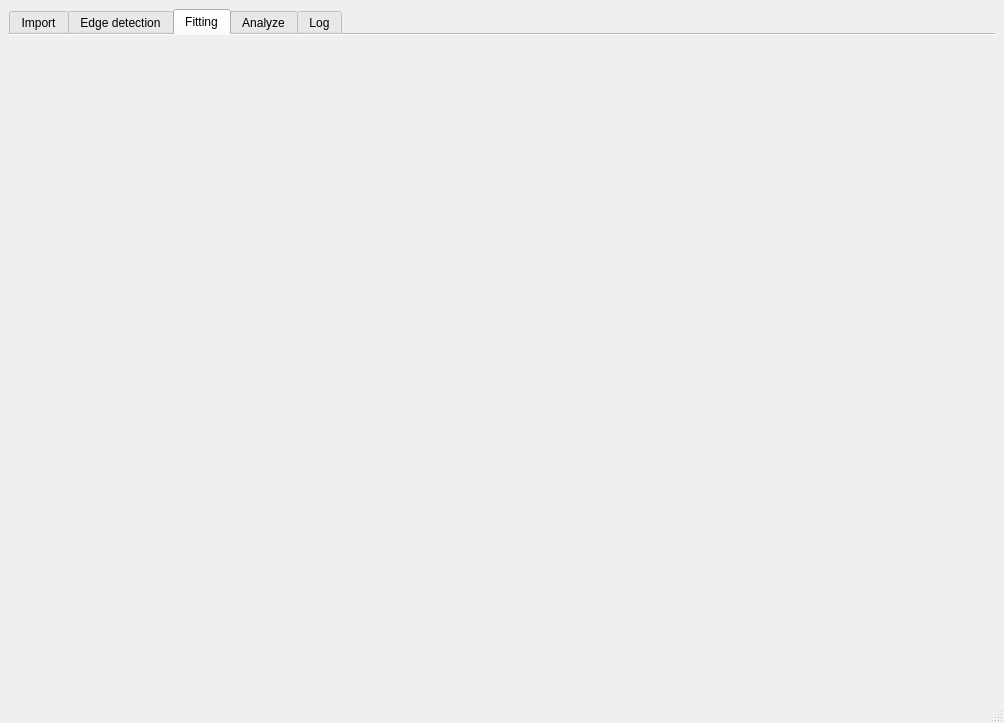
Above: design.ui from galaunay/pyDSA_gui before the change. Below: the same form after it.
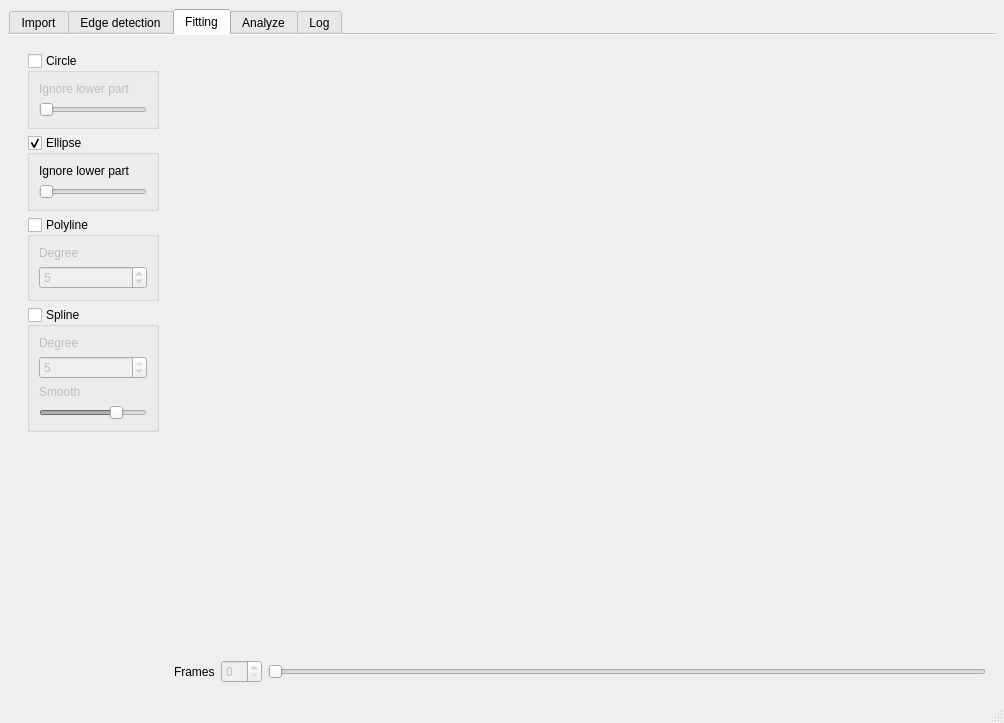
That is the form after the change. The open tabs and pages were chosen to show the change. Custom widgets are drawn as their Qt base class.

```diff
--- a/design.ui
+++ b/design.ui
@@ -638,6 +638,315 @@
        <attribute name="title">
         <string>Fitting</string>
        </attribute>
+       <layout class="QHBoxLayout" name="horizontalLayout_11">
+        <item>
+         <widget class="QFrame" name="frame_3">
+          <property name="sizePolicy">
+           <sizepolicy hsizetype="Fixed" vsizetype="Preferred">
+            <horstretch>2</horstretch>
+            <verstretch>0</verstretch>
+           </sizepolicy>
+          </property>
+          <property name="maximumSize">
+           <size>
+            <width>150</width>
+            <height>16777215</height>
+           </size>
+          </property>
+          <property name="baseSize">
+           <size>
+            <width>150</width>
+            <height>0</height>
+           </size>
+          </property>
+          <property name="frameShape">
+           <enum>QFrame::NoFrame</enum>
+          </property>
+          <property name="frameShadow">
+           <enum>QFrame::Raised</enum>
+          </property>
+          <layout class="QVBoxLayout" name="verticalLayout_9">
+           <item>
+            <widget class="QGroupBox" name="tab3_circle_box">
+             <property name="title">
+              <string>Circle</string>
+             </property>
+             <property name="flat">
+              <bool>false</bool>
+             </property>
+             <property name="checkable">
+              <bool>true</bool>
+             </property>
+             <property name="checked">
+              <bool>false</bool>
+             </property>
+             <layout class="QVBoxLayout" name="verticalLayout_10">
+              <item>
+               <widget class="QLabel" name="label_19">
+                <property name="text">
+                 <string>Ignore lower part</string>
+                </property>
+               </widget>
+              </item>
+              <item>
+               <widget class="QSlider" name="tab3_circle_ymin">
+                <property name="maximum">
+                 <number>999999999</number>
+                </property>
+                <property name="value">
+                 <number>0</number>
+                </property>
+                <property name="orientation">
+                 <enum>Qt::Horizontal</enum>
+                </property>
+               </widget>
+              </item>
+             </layout>
+            </widget>
+           </item>
+           <item>
+            <widget class="QGroupBox" name="tab3_ellipse_box">
+             <property name="title">
+              <string>Ellipse</string>
+             </property>
+             <property name="flat">
+              <bool>false</bool>
+             </property>
+             <property name="checkable">
+              <bool>true</bool>
+             </property>
+             <layout class="QVBoxLayout" name="verticalLayout_16">
+              <item>
+               <widget class="QLabel" name="label_21">
+                <property name="text">
+                 <string>Ignore lower part</string>
+                </property>
+               </widget>
+              </item>
+              <item>
+               <widget class="QSlider" name="tab3_ellipse_ymin">
+                <property name="maximum">
+                 <number>999999999</number>
+                </property>
+                <property name="value">
+                 <number>0</number>
+                </property>
+                <property name="orientation">
+                 <enum>Qt::Horizontal</enum>
+                </property>
+               </widget>
+              </item>
+             </layout>
+            </widget>
+           </item>
+           <item>
+            <widget class="QGroupBox" name="tab3_polyline_box">
+             <property name="title">
+              <string>Polyline</string>
+             </property>
+             <property name="flat">
+              <bool>false</bool>
+             </property>
+             <property name="checkable">
+              <bool>true</bool>
+             </property>
+             <property name="checked">
+              <bool>false</bool>
+             </property>
+             <layout class="QVBoxLayout" name="verticalLayout_17">
+              <item>
+               <widget class="QLabel" name="label_12">
+                <property name="text">
+                 <string>Degree</string>
+                </property>
+               </widget>
+              </item>
+              <item>
+               <widget class="QSpinBox" name="tab3_polyline_deg">
+                <property name="minimum">
+                 <number>1</number>
+                </property>
+                <property name="maximum">
+                 <number>50</number>
+                </property>
+                <property name="value">
+                 <number>5</number>
+                </property>
+               </widget>
+              </item>
+             </layout>
+            </widget>
+           </item>
+           <item>
+            <widget class="QGroupBox" name="tab3_spline_box">
+             <property name="title">
+              <string>Spline</string>
+             </property>
+             <property name="flat">
+              <bool>false</bool>
+             </property>
+             <property name="checkable">
+              <bool>true</bool>
+             </property>
+             <property name="checked">
+              <bool>false</bool>
+             </property>
+             <layout class="QVBoxLayout" name="verticalLayout_18">
+              <item>
+               <widget class="QLabel" name="label_13">
+                <property name="text">
+                 <string>Degree</string>
+                </property>
+               </widget>
+              </item>
+              <item>
+               <widget class="QSpinBox" name="tab3_spline_deg">
+                <property name="minimum">
+                 <number>1</number>
+                </property>
+                <property name="maximum">
+                 <number>5</number>
+                </property>
+                <property name="value">
+                 <number>5</number>
+                </property>
+               </widget>
+              </item>
+              <item>
+               <widget class="QLabel" name="label_14">
+                <property name="text">
+                 <string>Smooth</string>
+                </property>
+               </widget>
+              </item>
+              <item>
+               <widget class="QSlider" name="tab3_spline_smooth">
+                <property name="maximum">
+                 <number>100</number>
+                </property>
+                <property name="value">
+                 <number>75</number>
+                </property>
+                <property name="orientation">
+                 <enum>Qt::Horizontal</enum>
+                </property>
+               </widget>
+              </item>
+             </layout>
+            </widget>
+           </item>
+           <item>
+            <spacer name="verticalSpacer_7">
+             <property name="orientation">
+              <enum>Qt::Vertical</enum>
+             </property>
+             <property name="sizeHint" stdset="0">
+              <size>
+               <width>20</width>
+               <height>40</height>
+              </size>
+             </property>
+            </spacer>
+           </item>
+          </layout>
+         </widget>
+        </item>
+        <item>
+         <layout class="QVBoxLayout" name="verticalLayout_15">
+          <item>
+           <layout class="QGridLayout" name="gridLayout_3">
+            <item row="1" column="1">
+             <widget class="MplWidgetFit" name="mplwidgetfit" native="true">
+              <property name="cursor">
+               <cursorShape>ArrowCursor</cursorShape>
+              </property>
+             </widget>
+            </item>
+            <item row="2" column="1">
+             <spacer name="verticalSpacer_8">
+              <property name="orientation">
+               <enum>Qt::Vertical</enum>
+              </property>
+              <property name="sizeHint" stdset="0">
+               <size>
+                <width>20</width>
+                <height>40</height>
+               </size>
+              </property>
+             </spacer>
+            </item>
+            <item row="1" column="2">
+             <spacer name="horizontalSpacer_5">
+              <property name="orientation">
+               <enum>Qt::Horizontal</enum>
+              </property>
+              <property name="sizeHint" stdset="0">
+               <size>
+                <width>40</width>
+                <height>20</height>
+               </size>
+              </property>
+             </spacer>
+            </item>
+            <item row="0" column="1">
+             <spacer name="verticalSpacer_9">
+              <property name="orientation">
+               <enum>Qt::Vertical</enum>
+              </property>
+              <property name="sizeHint" stdset="0">
+               <size>
+                <width>20</width>
+                <height>40</height>
+               </size>
+              </property>
+             </spacer>
+            </item>
+            <item row="1" column="0">
+             <spacer name="horizontalSpacer_6">
+              <property name="orientation">
+               <enum>Qt::Horizontal</enum>
+              </property>
+              <property name="sizeHint" stdset="0">
+               <size>
+                <width>40</width>
+                <height>20</height>
+               </size>
+              </property>
+             </spacer>
+            </item>
+           </layout>
+          </item>
+          <item>
+           <layout class="QHBoxLayout" name="horizontalLayout_10">
+            <item>
+             <widget class="QLabel" name="label_20">
+              <property name="text">
+               <string>Frames</string>
+              </property>
+             </widget>
+            </item>
+            <item>
+             <widget class="QSpinBox" name="tab3_spinbox">
+              <property name="enabled">
+               <bool>false</bool>
+              </property>
+             </widget>
+            </item>
+            <item>
+             <widget class="QSlider" name="tab3_frameslider">
+              <property name="enabled">
+               <bool>false</bool>
+              </property>
+              <property name="orientation">
+               <enum>Qt::Horizontal</enum>
+              </property>
+             </widget>
+            </item>
+           </layout>
+          </item>
+         </layout>
+        </item>
+       </layout>
       </widget>
       <widget class="QWidget" name="tab_3">
        <attribute name="title">
@@ -702,6 +1011,12 @@
    <header>MPLWidget</header>
    <container>1</container>
   </customwidget>
+  <customwidget>
+   <class>MplWidgetFit</class>
+   <extends>QWidget</extends>
+   <header>MPLWidget</header>
+   <container>1</container>
+  </customwidget>
  </customwidgets>
  <resources/>
  <connections>
```
Left out of the diff: 236 changed lines with no effect on the pictures.
